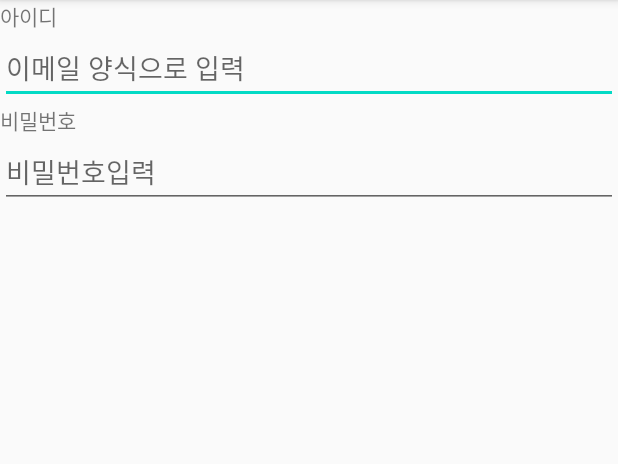
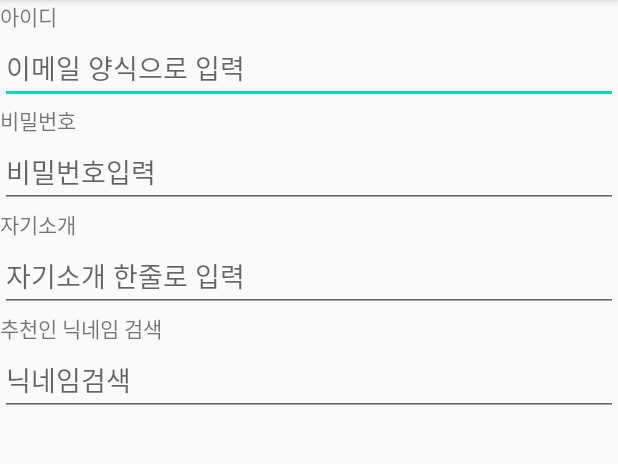
Before and after one commit to eicipop/UI_practice_20200630, an Android app: the screen it shows after launch (MainActivity), on a phone screen of 412 x 824 dp, the part 84-548 px from its top. Run offline under Robolectric (Android 15) with nearby library versions, the phone set to English and light mode, and no system bars.

Commit message:
activity_main.xml layout made EditText property practice :  singleline and imeoptions

```diff
--- a/app/src/main/res/layout/activity_main.xml
+++ b/app/src/main/res/layout/activity_main.xml
@@ -19,18 +19,38 @@
     <EditText
         android:layout_width="match_parent"
         android:layout_height="wrap_content"
-        android:inputType="textEmailAddress"
-        android:hint="이메일 양식으로 입력"/>
+        android:hint="이메일 양식으로 입력"
+        android:inputType="textEmailAddress" />
+
     <TextView
         android:layout_width="wrap_content"
         android:layout_height="wrap_content"
-        android:text="비밀번호"
-        />
+        android:text="비밀번호" />
+
     <EditText
         android:layout_width="match_parent"
         android:layout_height="wrap_content"
         android:hint="비밀번호입력"
-        android:inputType="textPassword"
-        />
+        android:inputType="textPassword" />
 
+    <TextView
+        android:layout_width="wrap_content"
+        android:layout_height="wrap_content"
+        android:text="자기소개" />
+
+    <EditText
+        android:layout_width="match_parent"
+        android:layout_height="wrap_content"
+        android:hint="자기소개 한줄로 입력"
+        android:singleLine="true"  />
+    <TextView
+        android:layout_width="wrap_content"
+        android:layout_height="wrap_content"
+        android:text="추천인 닉네임 검색"/>
+    <EditText
+        android:layout_width="match_parent"
+        android:layout_height="wrap_content"
+        android:hint="닉네임검색"
+        android:imeOptions="actionSearch"
+        android:singleLine="true"  />
 </LinearLayout>
```
